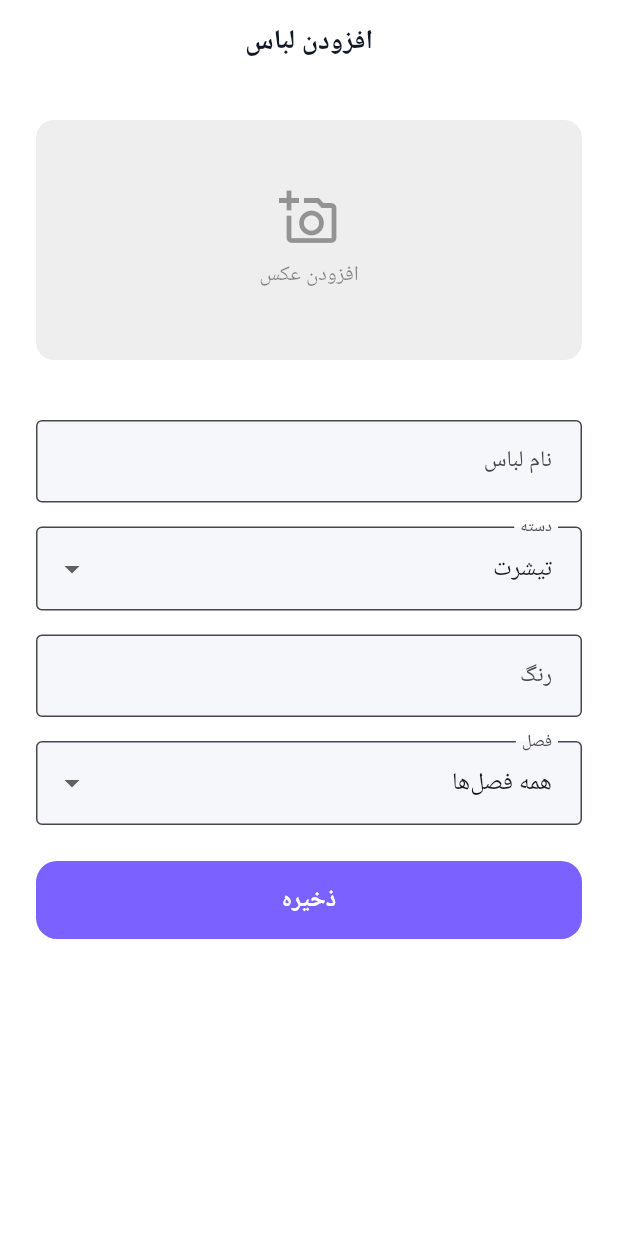
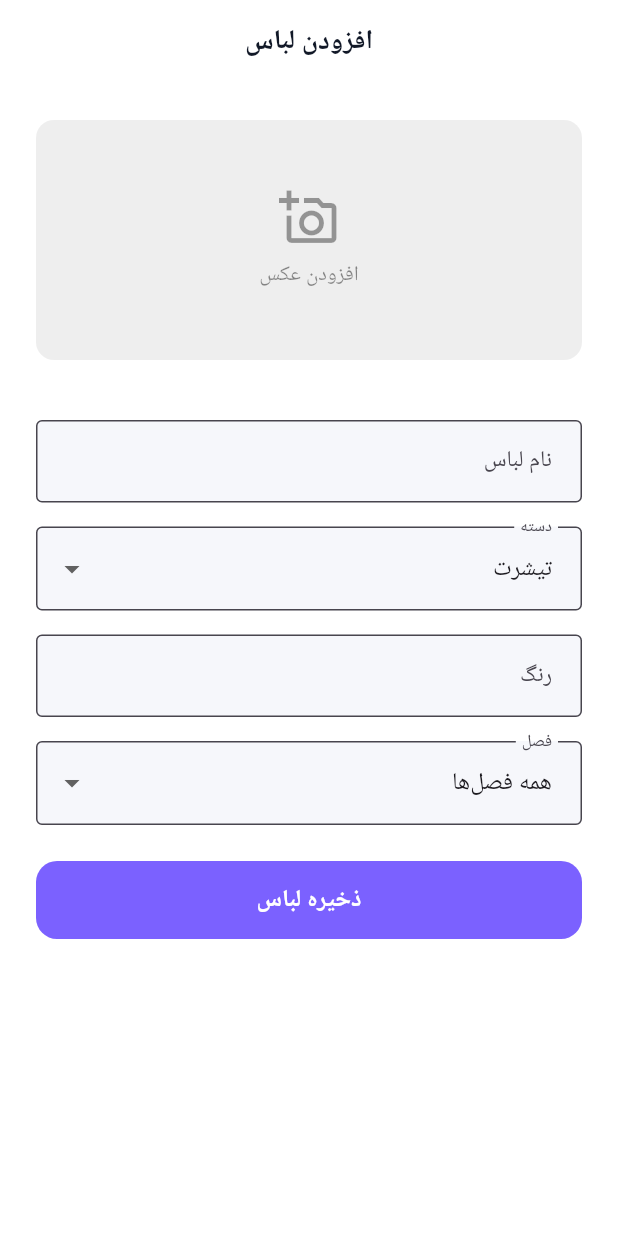
Before and after one commit to NNSCO2018/komod-, a Flutter app: the AddClothingScreen screen opened by its route, on a phone screen of 412 x 824 dp. Run offline on Flutter 3.47's test engine with Material 3 defaults, Android fonts, the light colour scheme and no system bars; our stand-ins replace dio, flutter_riverpod, go_router, google_fonts, image_picker, shared_preferences; missing offline and left inert: persian_datetime_picker; accounts and stored records are empty; Roboto replaces fonts that are missing (Vazirmatn); statements that could not run were skipped.

Commit message:
Add closet item editing

```diff
--- a/lib/core/router/app_router.dart
+++ b/lib/core/router/app_router.dart
@@ -7,6 +7,7 @@ import '../../features/auth/otp_screen.dart';
 import '../../features/auth/welcome_screen.dart';
 import '../../features/auth/initial_profile_screen.dart';
 import '../../features/closet/closet_screen.dart';
+import '../../features/closet/models/clothing_item.dart';
 import '../../features/closet/add_clothing_screen.dart';
 import '../../features/suggestion/outfit_suggestion_screen.dart';
 import '../../features/calendar/calendar_screen.dart';
@@ -27,7 +28,10 @@ final GoRouter appRouter = GoRouter(
     GoRoute(path: '/profile/setup', builder: (context, state) => const InitialProfileScreen()),
     GoRoute(path: '/dashboard', builder: (context, state) => const DashboardScreen()),
     GoRoute(path: '/closet', builder: (context, state) => const ClosetScreen()),
-    GoRoute(path: '/closet/add', builder: (context, state) => const AddClothingScreen()),
+    GoRoute(
+      path: '/closet/add',
+      builder: (context, state) => AddClothingScreen(item: state.extra as ClothingItem?),
+    ),
     GoRoute(path: '/suggestion', builder: (context, state) => const OutfitSuggestionScreen()),
     GoRoute(path: '/calendar', builder: (context, state) => const CalendarScreen()),
     GoRoute(path: '/calendar/add', builder: (context, state) => const AddEventScreen()),
--- a/lib/features/closet/add_clothing_screen.dart
+++ b/lib/features/closet/add_clothing_screen.dart
@@ -7,7 +7,9 @@ import 'models/clothing_item.dart';
 import 'providers/closet_provider.dart';
 
 class AddClothingScreen extends ConsumerStatefulWidget {
-  const AddClothingScreen({super.key});
+  final ClothingItem? item;
+
+  const AddClothingScreen({super.key, this.item});
 
   @override
   ConsumerState<AddClothingScreen> createState() => _AddClothingScreenState();
@@ -24,6 +26,19 @@ class _AddClothingScreenState extends ConsumerState<AddClothingScreen> {
 
   final _categories = const ['تیشرت', 'شلوار', 'کفش', 'کت', 'پیراهن', 'اکسسوری'];
   final _seasons = const ['بهار', 'تابستان', 'پاییز', 'زمستان', 'همه فصل‌ها'];
+
+  @override
+  void initState() {
+    super.initState();
+    final item = widget.item;
+    if (item != null) {
+      _nameController.text = item.name;
+      _colorController.text = item.color;
+      _category = item.category;
+      _season = item.season;
+      _photoBytes = item.photoBytes;
+    }
+  }
 
   @override
   void dispose() {
@@ -107,23 +122,26 @@ class _AddClothingScreenState extends ConsumerState<AddClothingScreen> {
   void _save() {
     final name = _nameController.text.trim();
     if (name.isEmpty) return;
-    ref.read(closetProvider.notifier).addItem(
-          ClothingItem(
-            id: DateTime.now().millisecondsSinceEpoch.toString(),
+    final item = ClothingItem(
+      id: widget.item?.id ?? DateTime.now().millisecondsSinceEpoch.toString(),
       name: name,
       category: _category,
       color: _colorController.text.trim(),
       season: _season,
       photoBytes: _photoBytes,
-          ),
     );
+    if (widget.item == null) {
+      ref.read(closetProvider.notifier).addItem(item);
+    } else {
+      ref.read(closetProvider.notifier).updateItem(item);
+    }
     context.pop();
   }
 
   @override
   Widget build(BuildContext context) {
     return Scaffold(
-      appBar: AppBar(title: const Text('افزودن لباس')),
+      appBar: AppBar(title: Text(widget.item == null ? 'افزودن لباس' : 'ویرایش لباس')),
       body: SafeArea(
         child: ListView(
           padding: const EdgeInsets.all(24),
@@ -222,7 +240,7 @@ class _AddClothingScreenState extends ConsumerState<AddClothingScreen> {
               onPressed: _save,
               child: const Padding(
                 padding: EdgeInsets.symmetric(vertical: 14),
-                child: Text('ذخیره'),
+                child: Text(widget.item == null ? 'ذخیره لباس' : 'ذخیره تغییرات'),
               ),
             ),
           ],
--- a/lib/features/closet/providers/closet_provider.dart
+++ b/lib/features/closet/providers/closet_provider.dart
@@ -31,6 +31,11 @@ class ClosetNotifier extends Notifier<List<ClothingItem>> {
     _persist(state);
   }
 
+  void updateItem(ClothingItem item) {
+    state = [for (final current in state) current.id == item.id ? item : current];
+    _persist(state);
+  }
+
   void removeItem(String id) {
     state = state.where((item) => item.id != id).toList();
     _persist(state);
```
Also changed, not shown: lib/features/closet/closet_screen.dart (+9 -2 lines). Lines whose indentation alone changed are shown as unchanged.
